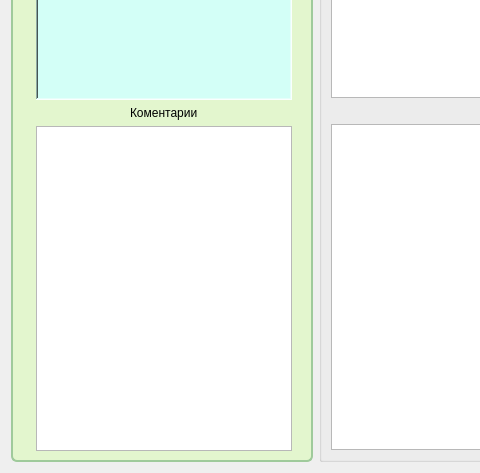
Old version of the form MPosWebAdmin/Clients/clientsdialog.ui in the repository rust3128/MposWebServer; both pictures show x 0 to 480 and y 295 to 768 of the 1100 by 768 pixel window.
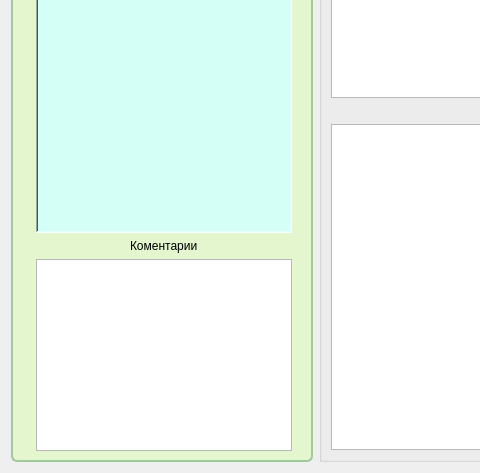
New version of the form. Icons and pictures are not drawn.

Diff of the .ui file:
```diff
--- a/MPosWebAdmin/Clients/clientsdialog.ui
+++ b/MPosWebAdmin/Clients/clientsdialog.ui
@@ -46,7 +46,7 @@
      <property name="flat">
       <bool>false</bool>
      </property>
-     <layout class="QGridLayout" name="gridLayout_3">
+     <layout class="QGridLayout" name="gridLayout_3" rowstretch="0,1,0,0">
       <item row="0" column="0">
        <widget class="QFrame" name="frame">
         <property name="frameShape">
@@ -159,7 +159,18 @@
        </widget>
       </item>
       <item row="3" column="0">
-       <widget class="QTextEdit" name="textEditComment"/>
+       <widget class="QTextEdit" name="textEditComment">
+        <property name="font">
+         <font>
+          <pointsize>10</pointsize>
+          <weight>50</weight>
+          <bold>false</bold>
+         </font>
+        </property>
+        <property name="readOnly">
+         <bool>true</bool>
+        </property>
+       </widget>
       </item>
      </layout>
     </widget>
```
